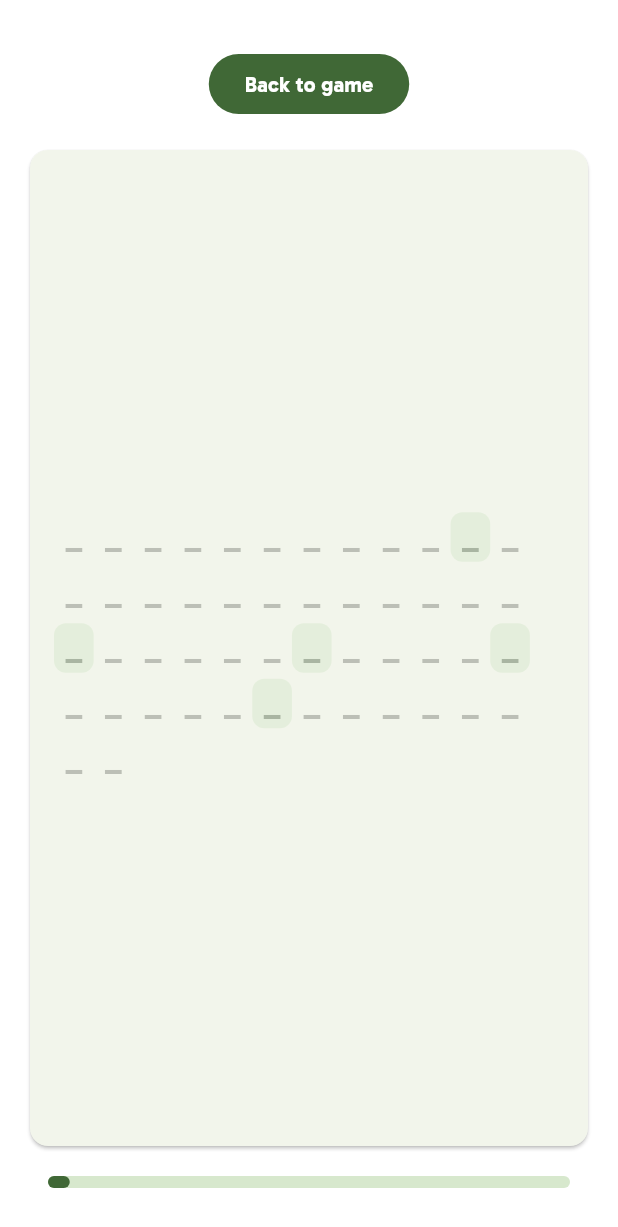
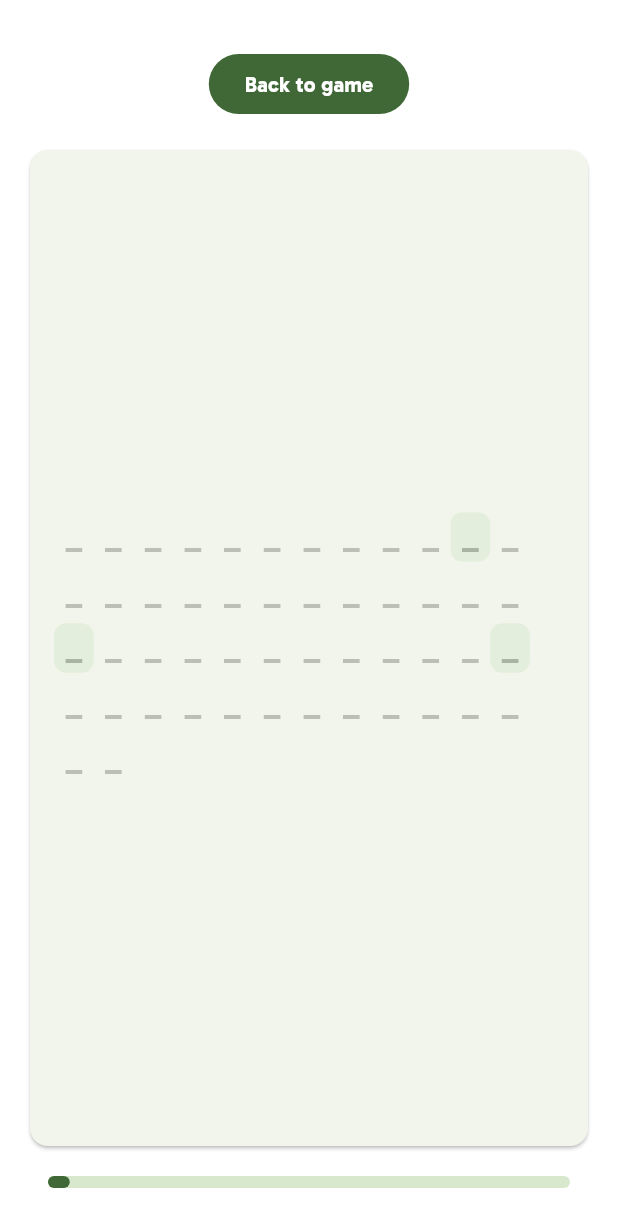
Before and after one commit to ksvslk/Subliminal-Words, a Flutter app: the StoryPages widget shown alone on an empty page, opened directly, on a phone screen of 412 x 824 dp. Shown: the top 1227 px of the screen. Run offline on Flutter 3.47's test engine with Material 2 defaults, Android fonts, the phone set to English and light mode, and no system bars; our stand-ins replace animated_text_kit, audioplayers, google_mobile_ads, in_app_purchase, path_drawing, shared_preferences; missing offline and left inert: games_services; accounts and stored records are empty; statements that could not run were skipped.

Commit message:
Add dirty fix for reoccuring highlighted words in story cards

```diff
--- a/lib/menu/story_pages.dart
+++ b/lib/menu/story_pages.dart
@@ -1,5 +1,6 @@
 import 'package:collection/collection.dart';
 import 'package:flutter/material.dart';
+import 'package:logging/logging.dart';
 import 'package:operation_hermes/game/model/level_model.dart';
 import 'package:operation_hermes/menu/story_card.dart';
 import 'package:provider/provider.dart';
@@ -8,21 +9,32 @@ class StoryPages extends StatelessWidget {
   const StoryPages({super.key});
 
   static RegExp punctuation = RegExp(r"[.,!?]");
+  static final _log = Logger('StoryPages');
 
   Future<List<WidgetSpan>> fff((List<(String, String, int)>, int) data,
       BuildContext context, LevelModel levelModel) async {
     final wordToLeveNr = {
-      for (var item in data!.$1) item.$1.replaceAll(punctuation, ''): item.$3
+      for (var item in data.$1) item.$1.replaceAll(punctuation, ''): item.$3
     };
-    final allTextWords = data.$1.fold(List<String>.empty(growable: true),
-        (previousValue, element) => previousValue + element.$2.split(' '));
+    final allTextWords = data.$1.fold(List<(String, int)>.empty(growable: true),
+        (previousValue, element) {
+          _log.log(Level.INFO, "Element: ${element.$3}");
+          return previousValue + element.$2.split(' ').map((e) => (e, element.$3)).toList();
+        } );
     final limit = data.$2;
 
     return allTextWords.mapIndexed((index, word) {
-      final wordWithoutPunctuation = word.replaceAll(punctuation, '');
-      final text = index < limit ? word : "_";
+      final wordWithoutPunctuation = word.$1.replaceAll(punctuation, '');
+      final text = index < limit ? word.$1 : "_";
       final isWordLevel = wordToLeveNr.containsKey(wordWithoutPunctuation);
+
       final levelNr = wordToLeveNr[wordWithoutPunctuation] ?? -1;
+      if (isWordLevel) {
+        _log.log(Level.INFO, "Index in map: $index");
+        _log.log(Level.INFO,
+            "Is word level. Level nr: $levelNr, word: $wordWithoutPunctuation");
+      }
+    var isReallyWordLevel = isWordLevel && levelNr == word.$2;
 
       return WidgetSpan(
           child: Container(
@@ -30,7 +42,7 @@ class StoryPages extends StatelessWidget {
               padding: const EdgeInsets.symmetric(horizontal: 6.0),
               decoration: BoxDecoration(
                   border: Border.all(color: Colors.transparent),
-                  color: isWordLevel
+                  color: isReallyWordLevel
                       ? (index < limit
                           ? Theme.of(context).colorScheme.primary
                           : Theme.of(context)
@@ -41,7 +53,7 @@ class StoryPages extends StatelessWidget {
                   borderRadius: const BorderRadius.all(Radius.circular(8.0))),
               child: GestureDetector(
                   behavior: HitTestBehavior.opaque,
-                  onTap: isWordLevel
+                  onTap: isReallyWordLevel
                       ? () {
                           levelModel.loadLevel(levelNr);
                           Navigator.of(context).pop();
@@ -49,7 +61,7 @@ class StoryPages extends StatelessWidget {
                       : null,
                   child: Text(
                     text,
-                    style: isWordLevel
+                    style: isReallyWordLevel
                         ? TextStyle(
                             fontFamily:
                                 DefaultTextStyle.of(context).style.fontFamily,
```
Lines whose indentation alone changed are shown as unchanged.
